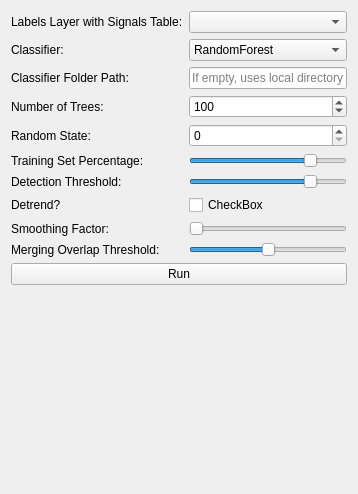
zoccoler/napari-signal-classifier, file src/napari_signal_classifier/_ui/napari_train_and_predict_sub_signal_classfier.ui: the form before one commit.
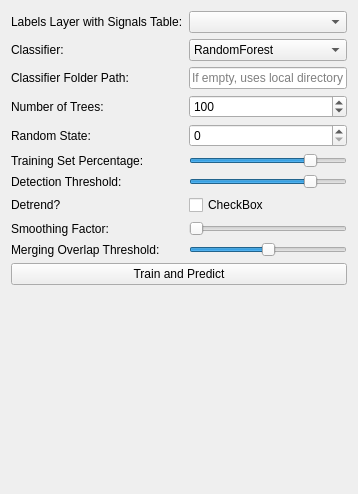
The form after the commit.

Commit message: Update button text to 'Train and Predict'

What changed in the file:
```diff
--- a/src/napari_signal_classifier/_ui/napari_train_and_predict_sub_signal_classfier.ui
+++ b/src/napari_signal_classifier/_ui/napari_train_and_predict_sub_signal_classfier.ui
@@ -120,7 +120,7 @@
    <item row="19" column="0" colspan="2">
     <widget class="QPushButton" name="_run_qpushbutton">
      <property name="text">
-      <string>Run</string>
+      <string>Train and Predict</string>
      </property>
     </widget>
    </item>
```
The commit also changes 1 other file.
